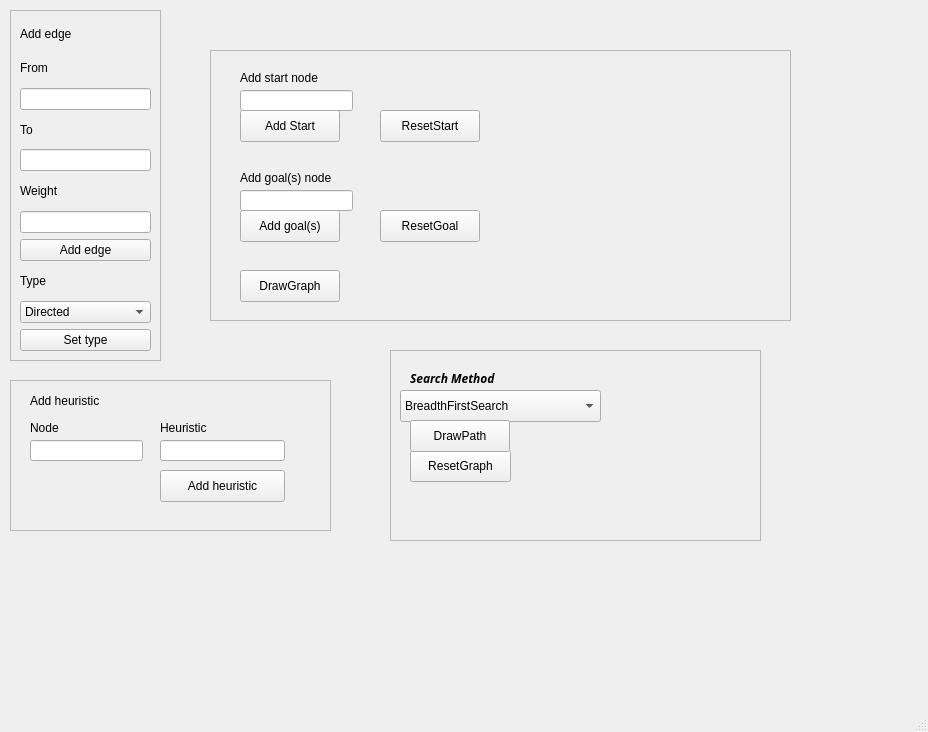
Qt form src/WelcomeScreen.ui (KarimAshraf21/ai-project) before a commit.
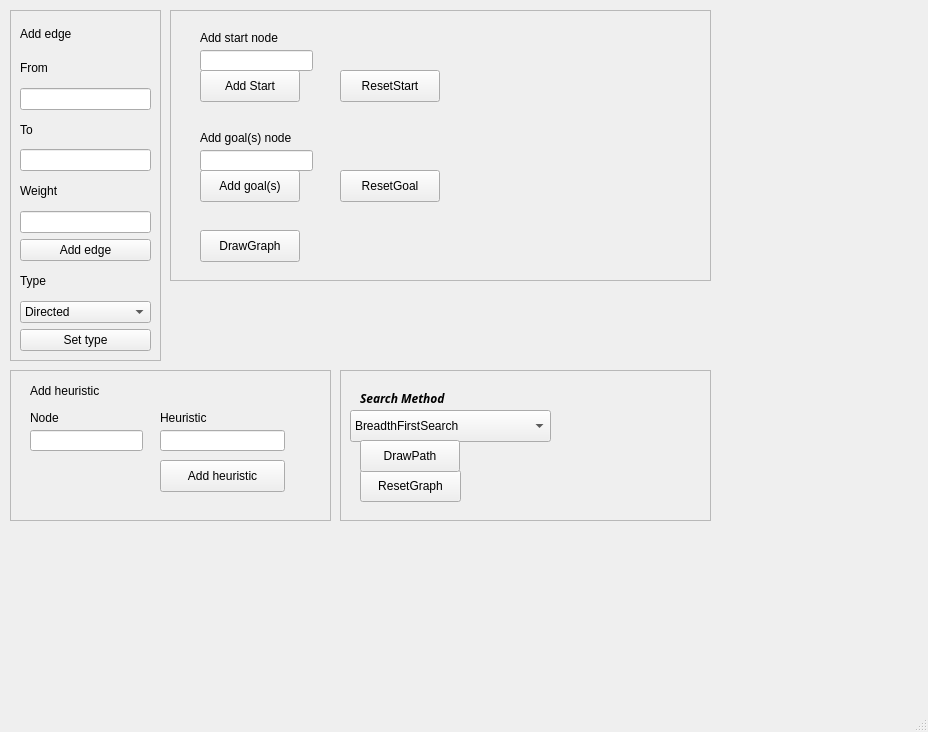
The same form after that commit. Icons and pictures are not drawn.

What changed in the file:
```diff
--- a/src/WelcomeScreen.ui
+++ b/src/WelcomeScreen.ui
@@ -20,9 +20,9 @@
    <widget class="QFrame" name="frame_3">
     <property name="geometry">
      <rect>
-      <x>210</x>
-      <y>50</y>
-      <width>581</width>
+      <x>170</x>
+      <y>10</y>
+      <width>541</width>
       <height>271</height>
      </rect>
     </property>
@@ -162,10 +162,10 @@
    <widget class="QFrame" name="frame_2">
     <property name="geometry">
      <rect>
-      <x>390</x>
-      <y>350</y>
+      <x>340</x>
+      <y>370</y>
       <width>371</width>
-      <height>191</height>
+      <height>151</height>
      </rect>
     </property>
     <property name="autoFillBackground">
@@ -229,7 +229,6 @@
      <property name="font">
       <font>
        <family>.AppleTraditionalChineseFont</family>
-       <weight>75</weight>
        <italic>true</italic>
        <bold>true</bold>
        <underline>false</underline>
@@ -273,7 +272,7 @@
     <property name="geometry">
      <rect>
       <x>10</x>
-      <y>380</y>
+      <y>370</y>
       <width>321</width>
       <height>151</height>
      </rect>
```
Left out of the diff: 2 changed lines with no effect on the pictures.
